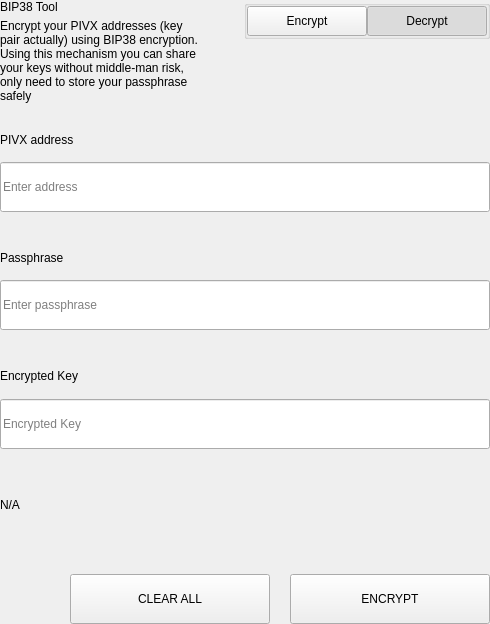
SpecialCoins/den, file src/qt/bcz/settings/forms/settingsbittoolwidget.ui: the form before one commit.
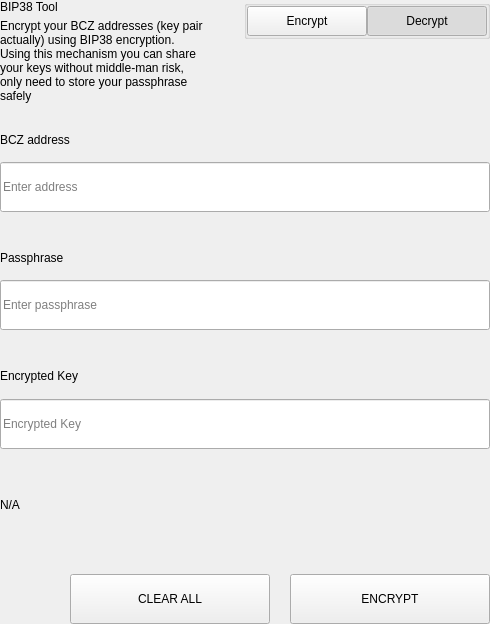
The form after the commit.

What changed in the file:
```diff
--- a/src/qt/bcz/settings/forms/settingsbittoolwidget.ui
+++ b/src/qt/bcz/settings/forms/settingsbittoolwidget.ui
@@ -69,7 +69,7 @@
             <item>
              <widget class="QLabel" name="labelSubtitle1">
               <property name="text">
-               <string>Encrypt your PIVX addresses (key pair actually) using BIP38 encryption.
+               <string>Encrypt your BCZ addresses (key pair actually) using BIP38 encryption.
 Using this mechanism you can share your keys without middle-man risk, only need to store your passphrase safely</string>
               </property>
               <property name="wordWrap">
@@ -657,7 +657,7 @@
                   </size>
                  </property>
                  <property name="text">
-                  <string>PIVX address</string>
+                  <string>BCZ address</string>
                  </property>
                 </widget>
                </item>
```
